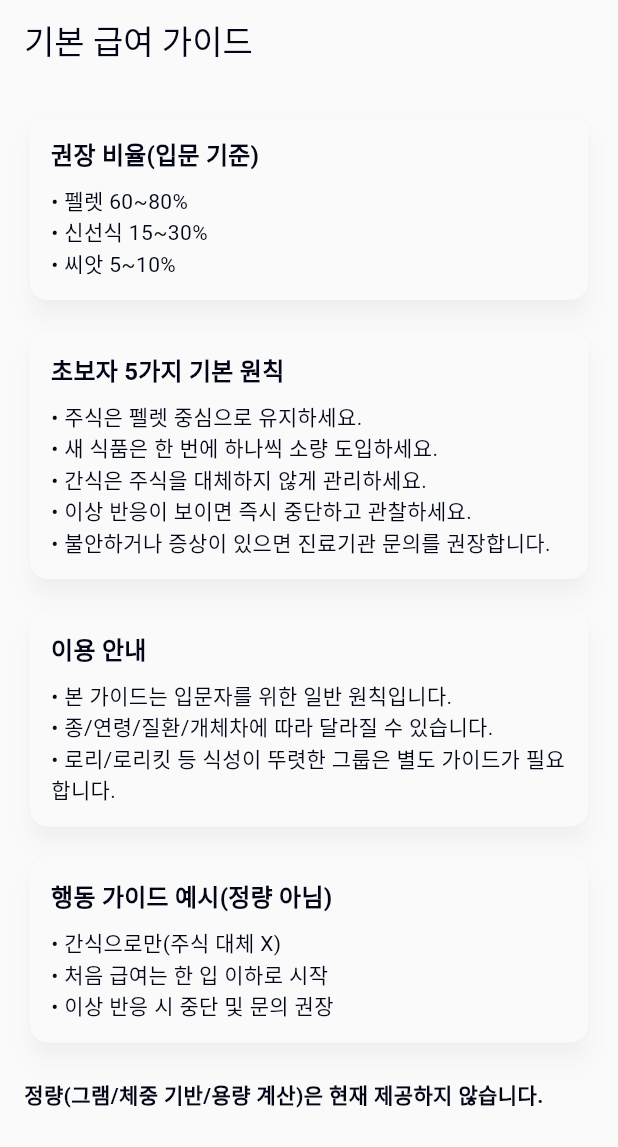
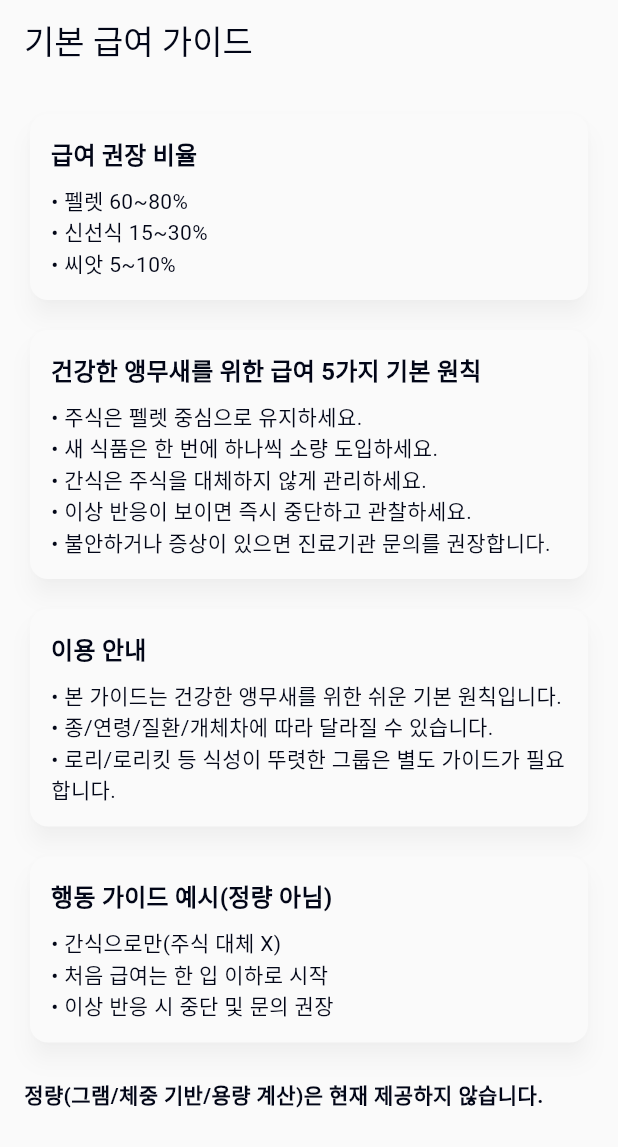
Before and after one commit to Naviary-Sanctuary/Avium, a Flutter app: the FeedingGuideScreen screen opened by its route, on a phone screen of 412 x 824 dp. Shown: the top 1147 px of the screen. Run offline on Flutter 3.47's test engine with Material 3 defaults, Android fonts, the phone set to English and light mode, and no system bars; our stand-ins replace go_router, shared_preferences; missing offline and left inert: dart:html; accounts and stored records are empty.

Commit message:
fix: 표현 강화

```diff
--- a/lib/core/widgets/medical_disclaimer_banner.dart
+++ b/lib/core/widgets/medical_disclaimer_banner.dart
@@ -49,7 +49,7 @@ class MedicalDisclaimerBanner extends StatelessWidget {
                 const SizedBox(height: 8),
                 Text('콘텐츠 마지막 검토일: $reviewedAt'),
                 const SizedBox(height: 8),
-                const Text('• 이 정보는 보호자 참고용입니다.'),
+                const Text('• 이 정보는 참고용입니다.'),
                 const Text('• 진단/치료/처방을 대신하지 않습니다.'),
                 const Text('• 이상 증상이 있으면 즉시 진료기관에 문의하세요.'),
               ],
--- a/lib/features/feeding_guide/presentation/feeding_guide_screen.dart
+++ b/lib/features/feeding_guide/presentation/feeding_guide_screen.dart
@@ -11,7 +11,7 @@ class FeedingGuideScreen extends StatelessWidget {
         padding: const EdgeInsets.all(16),
         children: const <Widget>[
           _GuideCard(
-            title: '권장 비율(입문 기준)',
+            title: '급여 권장 비율',
             lines: <String>[
               '펠렛 60~80%',
               '신선식 15~30%',
@@ -19,7 +19,7 @@ class FeedingGuideScreen extends StatelessWidget {
             ],
           ),
           _GuideCard(
-            title: '초보자 5가지 기본 원칙',
+            title: '건강한 앵무새를 위한 급여 5가지 기본 원칙',
             lines: <String>[
               '주식은 펠렛 중심으로 유지하세요.',
               '새 식품은 한 번에 하나씩 소량 도입하세요.',
@@ -31,7 +31,7 @@ class FeedingGuideScreen extends StatelessWidget {
           _GuideCard(
             title: '이용 안내',
             lines: <String>[
-              '본 가이드는 입문자를 위한 일반 원칙입니다.',
+              '본 가이드는 건강한 앵무새를 위한 쉬운 기본 원칙입니다.',
               '종/연령/질환/개체차에 따라 달라질 수 있습니다.',
               '로리/로리킷 등 식성이 뚜렷한 그룹은 별도 가이드가 필요합니다.',
             ],
--- a/lib/features/search/presentation/search_screen.dart
+++ b/lib/features/search/presentation/search_screen.dart
@@ -286,7 +286,8 @@ class _SearchScreenState extends State<SearchScreen> {
                   crossAxisAlignment: CrossAxisAlignment.start,
                   children: <Widget>[
                     const Text(
-                      'Avium은 앵무새 급여 안전을 빠르게 확인하는 참고 앱입니다.',
+                      'Avium은 앵무새를 키우는 분들이 급여 전후 안전 정보를 '
+                      '빠르게 확인할 수 있는 참고 앱입니다.',
                     ),
                     const SizedBox(height: 12),
                     const Text(
@@ -294,10 +295,16 @@ class _SearchScreenState extends State<SearchScreen> {
                       style: TextStyle(fontWeight: FontWeight.w700),
                     ),
                     const SizedBox(height: 6),
-                    const Text('• 검색 탭에서 음식명/자음으로 바로 찾을 수 있습니다.'),
+                    const Text(
+                      '• 자주 급여하는 음식도 검색 탭에서 음식명/자음으로 '
+                      '바로 찾을 수 있습니다.',
+                    ),
                     const Text('• 상세에서 부위·형태를 선택하면 결과가 더 정확해집니다.'),
-                    const Text('• 증상이 있으면 긴급 대응 확인으로 바로 이동하세요.'),
-                    const Text('• 본 앱 정보는 참고용이며 진단/치료를 대체하지 않습니다.'),
+                    const Text('• 먹은 뒤 이상 반응이 보이면 긴급 대응 확인으로 이동하세요.'),
+                    const Text(
+                      '• 본 앱 정보는 상황 판단을 돕는 참고용이며 '
+                      '진단/치료를 대체하지 않습니다.',
+                    ),
                     if (showInstallAction) ...<Widget>[
                       const SizedBox(height: 12),
                       Text(
@@ -791,7 +798,10 @@ class _InfoTab extends StatelessWidget {
                       ),
                 ),
                 const SizedBox(height: 8),
-                const Text('Avium은 Naviary에서 제공하는 오프라인 참고 앱입니다.'),
+                const Text(
+                  'Avium은 Naviary에서 제공하는 앵무새 급여/안전 정보 '
+                  '오프라인 참고 앱입니다.',
+                ),
                 const SizedBox(height: 10),
                 FilledButton.icon(
                   onPressed: _openNaviarySite,
@@ -838,8 +848,11 @@ class _InfoTab extends StatelessWidget {
                   style: TextStyle(fontWeight: FontWeight.w800),
                 ),
                 SizedBox(height: 8),
-                Text('• 이 앱은 의료 앱이 아니며 진단/치료를 제공하지 않습니다.'),
-                Text('• 절대적인 판단 기준으로 사용하지 마세요.'),
+                Text(
+                  '• 이 앱은 상황 판단을 돕는 참고 앱이며 '
+                  '진단/치료를 제공하지 않습니다.',
+                ),
+                Text('• 개체 차이가 크므로 절대적인 판단 기준으로 사용하지 마세요.'),
                 Text('• 불안하거나 증상이 있으면 즉시 진료기관에 문의하세요.'),
               ],
             ),
--- a/lib/features/settings/presentation/settings_screen.dart
+++ b/lib/features/settings/presentation/settings_screen.dart
@@ -42,7 +42,9 @@ class SettingsScreen extends StatelessWidget {
                 style: Theme.of(context).textTheme.titleMedium,
               ),
               const SizedBox(height: 6),
-              const Text('• 이 앱은 참고용 정보 앱입니다.'),
+              const Text(
+                '• 이 앱은 앵무새 급여/안전 판단을 돕는 참고용 정보 앱입니다.',
+              ),
               const Text('• 증상이 있거나 불안하면 바로 진료기관에 문의하세요.'),
             ],
           );
```
Also changed, not shown: 2 other files.
